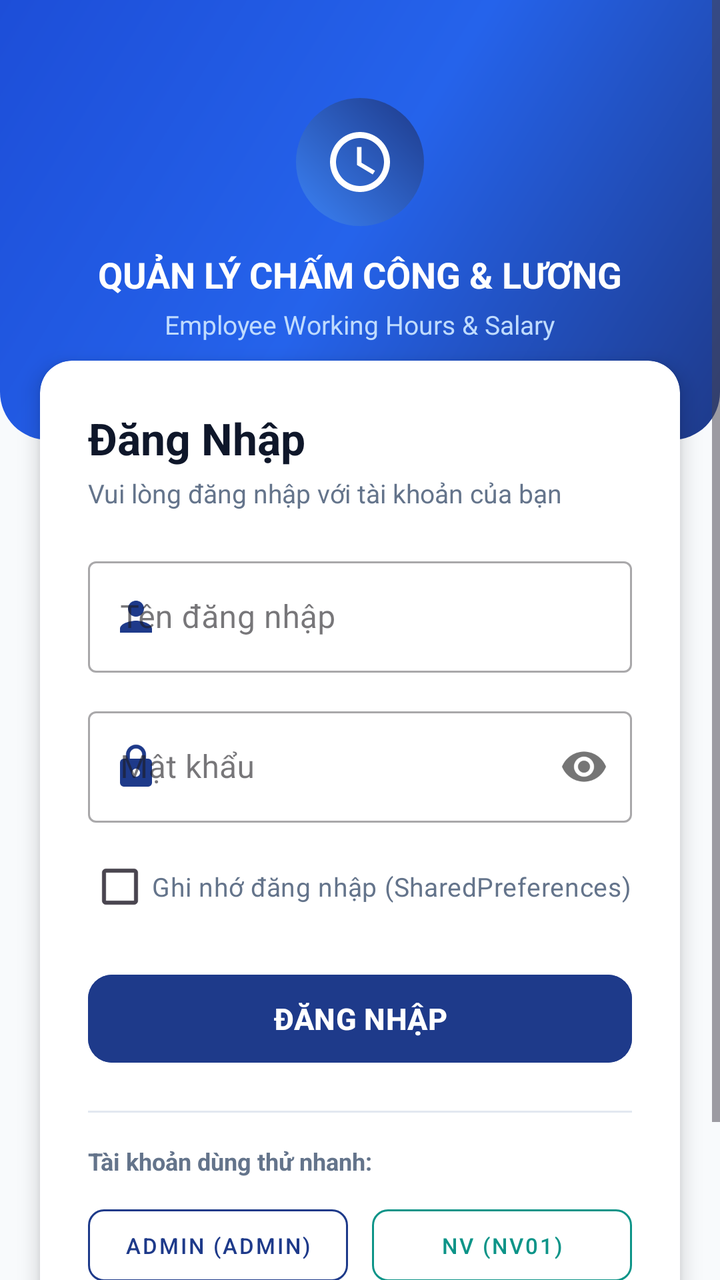
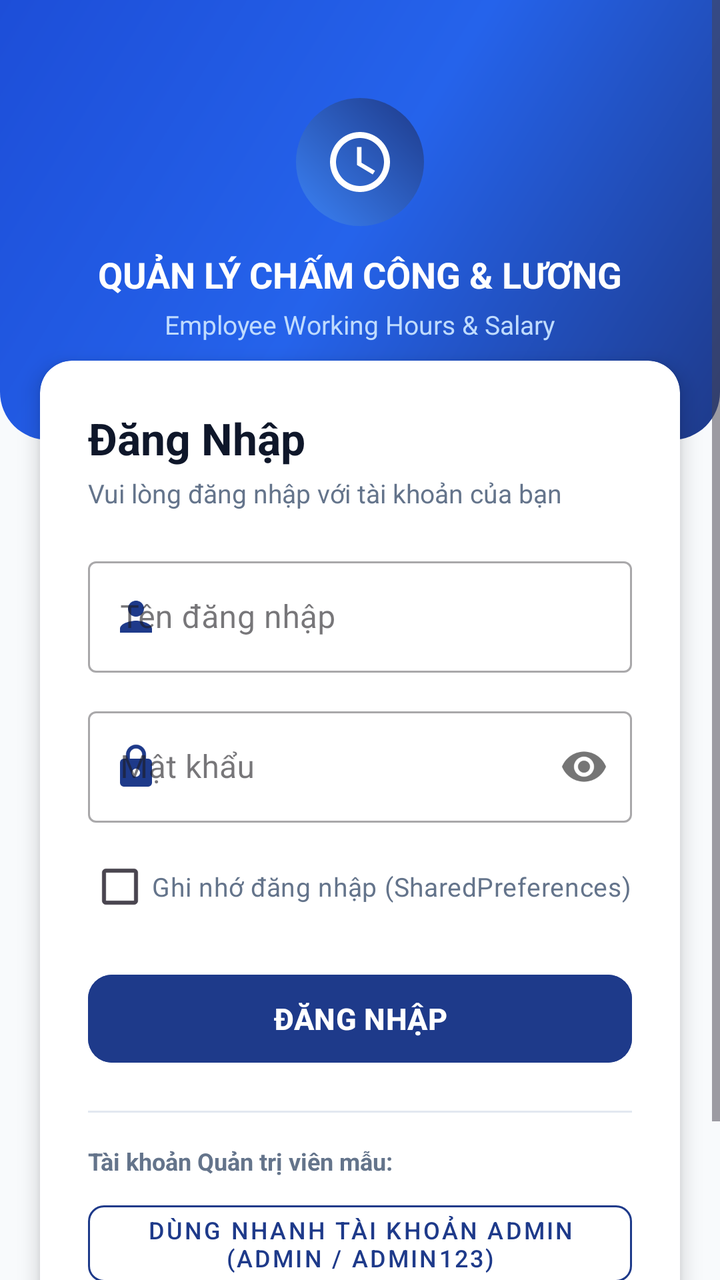

Screens rendered from an Android XML layout before and after an edit, with the pre-edit source and the edit as a unified diff.
<!-- AndroidManifest.xml: application theme Theme.Thuchanh2 -->
<!-- res/layout/activity_login.xml -->
<?xml version="1.0" encoding="utf-8"?>
<ScrollView xmlns:android="http://schemas.android.com/apk/res/android"
    xmlns:app="http://schemas.android.com/apk/res-auto"
    xmlns:tools="http://schemas.android.com/tools"
    android:layout_width="match_parent"
    android:layout_height="match_parent"
    android:background="@color/background"
    android:fillViewport="true">

    <LinearLayout
        android:layout_width="match_parent"
        android:layout_height="wrap_content"
        android:orientation="vertical">

        
        <LinearLayout
            android:layout_width="match_parent"
            android:layout_height="220dp"
            android:background="@drawable/bg_gradient_header"
            android:gravity="center"
            android:orientation="vertical"
            android:padding="24dp">

            <ImageView
                android:layout_width="64dp"
                android:layout_height="64dp"
                android:background="@drawable/bg_circle_avatar"
                android:padding="14dp"
                android:src="@drawable/ic_time"
                app:tint="@color/white" />

            <TextView
                android:layout_width="wrap_content"
                android:layout_height="wrap_content"
                android:layout_marginTop="12dp"
                android:text="QUẢN LÝ CHẤM CÔNG &amp; LƯƠNG"
                android:textColor="@color/white"
                android:textSize="18sp"
                android:textStyle="bold" />

            <TextView
                android:layout_width="wrap_content"
                android:layout_height="wrap_content"
                android:layout_marginTop="4dp"
                android:text="Employee Working Hours &amp; Salary"
                android:textColor="#BFDBFE"
                android:textSize="13sp" />
        </LinearLayout>

        
        <androidx.cardview.widget.CardView
            android:layout_width="match_parent"
            android:layout_height="wrap_content"
            android:layout_marginStart="20dp"
            android:layout_marginTop="-40dp"
            android:layout_marginEnd="20dp"
            android:layout_marginBottom="24dp"
            app:cardCornerRadius="16dp"
            app:cardElevation="6dp">

            <LinearLayout
                android:layout_width="match_parent"
                android:layout_height="wrap_content"
                android:orientation="vertical"
                android:padding="24dp">

                <TextView
                    android:layout_width="wrap_content"
                    android:layout_height="wrap_content"
                    android:text="Đăng Nhập"
                    android:textColor="@color/text_primary"
                    android:textSize="22sp"
                    android:textStyle="bold" />

                <TextView
                    android:layout_width="wrap_content"
                    android:layout_height="wrap_content"
                    android:layout_marginTop="4dp"
                    android:text="Vui lòng đăng nhập với tài khoản của bạn"
                    android:textColor="@color/text_secondary"
                    android:textSize="13sp" />

                
                <com.google.android.material.textfield.TextInputLayout
                    android:id="@+id/tilUsername"
                    style="@style/Widget.MaterialComponents.TextInputLayout.OutlinedBox"
                    android:layout_width="match_parent"
                    android:layout_height="wrap_content"
                    android:layout_marginTop="20dp"
                    android:hint="Tên đăng nhập"
                    app:startIconDrawable="@drawable/ic_person"
                    app:startIconTint="@color/primary">

                    <com.google.android.material.textfield.TextInputEditText
                        android:id="@+id/etUsername"
                        android:layout_width="match_parent"
                        android:layout_height="wrap_content"
                        android:inputType="text"
                        android:maxLines="1"
                        android:textColor="@color/text_primary" />
                </com.google.android.material.textfield.TextInputLayout>

                
                <com.google.android.material.textfield.TextInputLayout
                    android:id="@+id/tilPassword"
                    style="@style/Widget.MaterialComponents.TextInputLayout.OutlinedBox"
                    android:layout_width="match_parent"
                    android:layout_height="wrap_content"
                    android:layout_marginTop="14dp"
                    android:hint="Mật khẩu"
                    app:passwordToggleEnabled="true"
                    app:startIconDrawable="@drawable/ic_lock"
                    app:startIconTint="@color/primary">

                    <com.google.android.material.textfield.TextInputEditText
                        android:id="@+id/etPassword"
                        android:layout_width="match_parent"
                        android:layout_height="wrap_content"
                        android:inputType="textPassword"
                        android:maxLines="1"
                        android:textColor="@color/text_primary" />
                </com.google.android.material.textfield.TextInputLayout>

                
                <CheckBox
                    android:id="@+id/cbRememberMe"
                    android:layout_width="wrap_content"
                    android:layout_height="wrap_content"
                    android:layout_marginTop="8dp"
                    android:text="Ghi nhớ đăng nhập (SharedPreferences)"
                    android:textColor="@color/text_secondary"
                    android:textSize="13sp" />

                
                <com.google.android.material.button.MaterialButton
                    android:id="@+id/btnLogin"
                    android:layout_width="match_parent"
                    android:layout_height="52dp"
                    android:layout_marginTop="16dp"
                    android:backgroundTint="@color/primary"
                    android:text="ĐĂNG NHẬP"
                    android:textColor="@color/white"
                    android:textSize="15sp"
                    android:textStyle="bold"
                    app:cornerRadius="12dp" />

                
                <View
                    android:layout_width="match_parent"
                    android:layout_height="1dp"
                    android:layout_marginTop="20dp"
                    android:layout_marginBottom="16dp"
                    android:background="@color/border_color" />

                <TextView
                    android:layout_width="wrap_content"
                    android:layout_height="wrap_content"
                    android:text="Tài khoản dùng thử nhanh:"
                    android:textColor="@color/text_secondary"
                    android:textSize="12sp"
                    android:textStyle="bold" />

                <LinearLayout
                    android:layout_width="match_parent"
                    android:layout_height="wrap_content"
                    android:layout_marginTop="10dp"
                    android:orientation="horizontal">

                    <com.google.android.material.button.MaterialButton
                        android:id="@+id/btnQuickAdmin"
                        style="@style/Widget.MaterialComponents.Button.OutlinedButton"
                        android:layout_width="0dp"
                        android:layout_height="wrap_content"
                        android:layout_marginEnd="6dp"
                        android:layout_weight="1"
                        android:text="Admin (admin)"
                        android:textColor="@color/primary"
                        android:textSize="11sp"
                        app:cornerRadius="8dp"
                        app:strokeColor="@color/primary" />

                    <com.google.android.material.button.MaterialButton
                        android:id="@+id/btnQuickEmp"
                        style="@style/Widget.MaterialComponents.Button.OutlinedButton"
                        android:layout_width="0dp"
                        android:layout_height="wrap_content"
                        android:layout_marginStart="6dp"
                        android:layout_weight="1"
                        android:text="NV (nv01)"
                        android:textColor="@color/secondary"
                        android:textSize="11sp"
                        app:cornerRadius="8dp"
                        app:strokeColor="@color/secondary" />
                </LinearLayout>

                
                <LinearLayout
                    android:layout_width="match_parent"
                    android:layout_height="wrap_content"
                    android:layout_marginTop="18dp"
                    android:gravity="center"
                    android:orientation="horizontal">

                    <TextView
                        android:layout_width="wrap_content"
                        android:layout_height="wrap_content"
                        android:text="Chưa có tài khoản nhân viên? "
                        android:textColor="@color/text_secondary"
                        android:textSize="13sp" />

                    <TextView
                        android:id="@+id/tvGoToRegister"
                        android:layout_width="wrap_content"
                        android:layout_height="wrap_content"
                        android:text="Đăng ký ngay"
                        android:textColor="@color/primary"
                        android:textSize="13sp"
                        android:textStyle="bold" />
                </LinearLayout>

            </LinearLayout>
        </androidx.cardview.widget.CardView>

    </LinearLayout>
</ScrollView>
<!-- resources referenced by this layout -->
<resources>
  <color name="background">#F8FAFC</color>
  <color name="border_color">#E2E8F0</color>
  <color name="primary">#1E3A8A</color>
  <color name="secondary">#0D9488</color>
  <color name="text_primary">#0F172A</color>
  <color name="text_secondary">#64748B</color>
  <color name="white">#FFFFFFFF</color>
  <!-- drawable bg_circle_avatar (drawable) -->
  <?xml version="1.0" encoding="utf-8"?>
  <shape xmlns:android="http://schemas.android.com/apk/res/android"
      android:shape="oval">
      <gradient
          android:angle="45"
          android:startColor="#3B82F6"
          android:endColor="#1E3A8A" />
  </shape>
  <!-- drawable bg_gradient_header (drawable) -->
  <?xml version="1.0" encoding="utf-8"?>
  <shape xmlns:android="http://schemas.android.com/apk/res/android">
      <gradient
          android:angle="135"
          android:startColor="#1E3A8A"
          android:centerColor="#2563EB"
          android:endColor="#1D4ED8"
          android:type="linear" />
      <corners
          android:bottomLeftRadius="24dp"
          android:bottomRightRadius="24dp" />
  </shape>
  <!-- drawable ic_lock (drawable) -->
  <vector xmlns:android="http://schemas.android.com/apk/res/android"
      android:width="24dp"
      android:height="24dp"
      android:viewportWidth="24"
      android:viewportHeight="24">
      <path
          android:fillColor="#FFFFFFFF"
          android:pathData="M18,8h-1L17,6c0,-2.76 -2.24,-5 -5,-5S7,3.24 7,6v2L6,8c-1.1,0 -2,0.9 -2,2v10c0,1.1 0.9,2 2,2h12c1.1,0 2,-0.9 2,-2L20,10c0,-1.1 -0.9,-2 -2,-2zM12,17c-1.1,0 -2,-0.9 -2,-2s0.9,-2 2,-2 2,0.9 2,2 -0.9,2 -2,2zM15.1,8L8.9,8L8.9,6c0,-1.71 1.39,-3.1 3.1,-3.1 1.71,0 3.1,1.39 3.1,3.1v2z"/>
  </vector>
  <!-- drawable ic_person (drawable) -->
  <vector xmlns:android="http://schemas.android.com/apk/res/android"
      android:width="24dp"
      android:height="24dp"
      android:viewportWidth="24"
      android:viewportHeight="24">
      <path
          android:fillColor="#FFFFFFFF"
          android:pathData="M12,12c2.21,0 4,-1.79 4,-4s-1.79,-4 -4,-4 -4,1.79 -4,4 1.79,4 4,4zM12,14c-2.67,0 -8,1.34 -8,4v2h16v-2c0,-2.66 -5.33,-4 -8,-4z"/>
  </vector>
  <!-- drawable ic_time (drawable) -->
  <vector xmlns:android="http://schemas.android.com/apk/res/android"
      android:width="24dp"
      android:height="24dp"
      android:viewportWidth="24"
      android:viewportHeight="24">
      <path
          android:fillColor="#FFFFFFFF"
          android:pathData="M11.99,2C6.47,2 2,6.48 2,12s4.47,10 9.99,10C17.52,22 22,17.52 22,12S17.52,2 11.99,2zM12,20c-4.42,0 -8,-3.58 -8,-8s3.58,-8 8,-8 8,3.58 8,8 -3.58,8 -8,8zM12.5,7H11v6l5.25,3.15 0.75,-1.23 -4.5,-2.67z"/>
  </vector>
  <style name="Theme.Thuchanh2" parent="Base.Theme.Thuchanh2" />
  <style name="Base.Theme.Thuchanh2" parent="Theme.Material3.DayNight.NoActionBar">
          <item name="colorPrimary">@color/primary</item>
          <item name="colorOnPrimary">@color/white</item>
          <item name="colorPrimaryContainer">@color/primary_container</item>
          <item name="colorOnPrimaryContainer">@color/on_primary_container</item>
          <item name="colorSecondary">@color/secondary</item>
          <item name="colorOnSecondary">@color/white</item>
          <item name="android:windowBackground">@color/background</item>
          <item name="android:statusBarColor">@color/primary_dark</item>
      </style>
  <color name="primary_container">#DBEAFE</color>
  <color name="on_primary_container">#1E3A8A</color>
  <color name="primary_dark">#172554</color>
</resources>

<!-- the commit's change to res/layout/activity_login.xml (unified diff, before → after) -->
@@ -155,43 +155,22 @@
                 <TextView
                     android:layout_width="wrap_content"
                     android:layout_height="wrap_content"
-                    android:text="Tài khoản dùng thử nhanh:"
+                    android:text="Tài khoản Quản trị viên mẫu:"
                     android:textColor="@color/text_secondary"
                     android:textSize="12sp"
                     android:textStyle="bold" />
 
-                <LinearLayout
-                    android:layout_width="match_parent"
-                    android:layout_height="wrap_content"
-                    android:layout_marginTop="10dp"
-                    android:orientation="horizontal">
-
-                    <com.google.android.material.button.MaterialButton
-                        android:id="@+id/btnQuickAdmin"
-                        style="@style/Widget.MaterialComponents.Button.OutlinedButton"
-                        android:layout_width="0dp"
-                        android:layout_height="wrap_content"
-                        android:layout_marginEnd="6dp"
-                        android:layout_weight="1"
-                        android:text="Admin (admin)"
-                        android:textColor="@color/primary"
-                        android:textSize="11sp"
-                        app:cornerRadius="8dp"
-                        app:strokeColor="@color/primary" />
-
-                    <com.google.android.material.button.MaterialButton
-                        android:id="@+id/btnQuickEmp"
-                        style="@style/Widget.MaterialComponents.Button.OutlinedButton"
-                        android:layout_width="0dp"
-                        android:layout_height="wrap_content"
-                        android:layout_marginStart="6dp"
-                        android:layout_weight="1"
-                        android:text="NV (nv01)"
-                        android:textColor="@color/secondary"
-                        android:textSize="11sp"
-                        app:cornerRadius="8dp"
-                        app:strokeColor="@color/secondary" />
-                </LinearLayout>
+                <com.google.android.material.button.MaterialButton
+                    android:id="@+id/btnQuickAdmin"
+                    style="@style/Widget.MaterialComponents.Button.OutlinedButton"
+                    android:layout_width="match_parent"
+                    android:layout_height="wrap_content"
+                    android:layout_marginTop="8dp"
+                    android:text="Dùng nhanh tài khoản Admin (admin / admin123)"
+                    android:textColor="@color/primary"
+                    android:textSize="12sp"
+                    app:cornerRadius="8dp"
+                    app:strokeColor="@color/primary" />
 
                 
                 <LinearLayout
